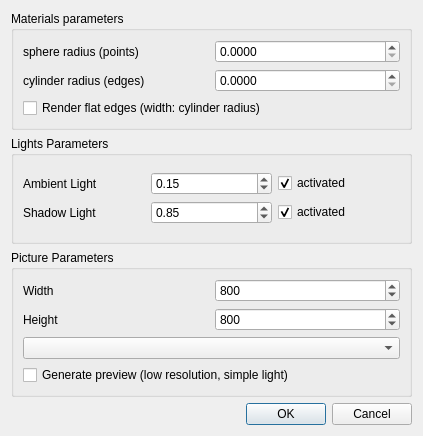
Old version of the form Polyhedron/demo/Polyhedron/Plugins/Mesh_3/Rib_dialog.ui in the repository CGAL/cgal.
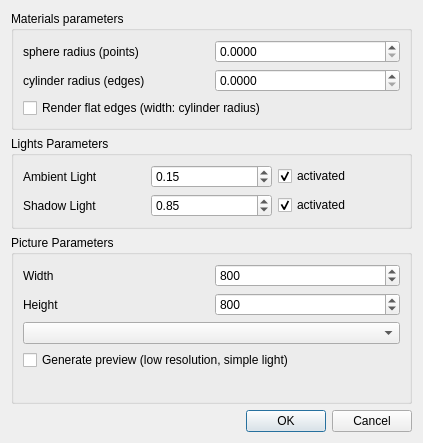
New version of the form.

```diff
--- a/Polyhedron/demo/Polyhedron/Plugins/Mesh_3/Rib_dialog.ui
+++ b/Polyhedron/demo/Polyhedron/Plugins/Mesh_3/Rib_dialog.ui
@@ -7,7 +7,7 @@
     <x>0</x>
     <y>0</y>
     <width>423</width>
-    <height>436</height>
+    <height>443</height>
    </rect>
   </property>
   <property name="windowTitle">
@@ -217,6 +217,19 @@
         </property>
        </widget>
       </item>
+      <item>
+       <spacer name="verticalSpacer">
+        <property name="orientation">
+         <enum>Qt::Vertical</enum>
+        </property>
+        <property name="sizeHint" stdset="0">
+         <size>
+          <width>20</width>
+          <height>40</height>
+         </size>
+        </property>
+       </spacer>
+      </item>
      </layout>
     </widget>
    </item>
```
